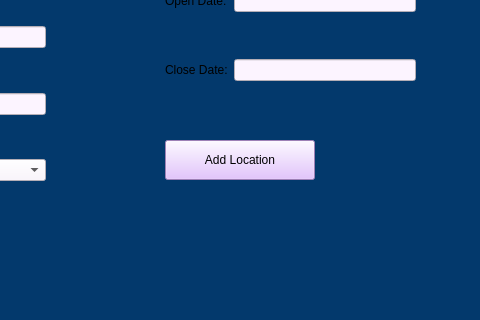
This is gui/main_widget/ui/wsl_analytics_ui.ui in rhill5555/py-widget-surfing as Qt 5 draws it before an edit; both pictures show x 385 to 865 and y 333 to 653 of the 1100 by 900 pixel window. The edited form follows.
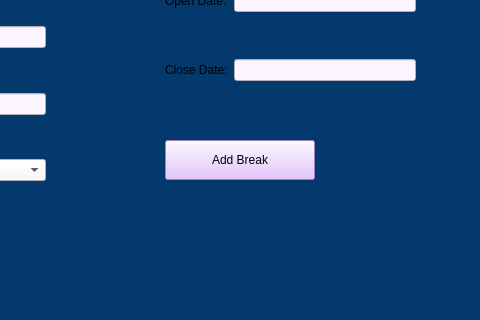
This is the edited form.

Commit message: Rename Components on Ui

```diff
--- a/gui/main_widget/ui/wsl_analytics_ui.ui
+++ b/gui/main_widget/ui/wsl_analytics_ui.ui
@@ -1458,7 +1458,7 @@
          <string notr="true">background: #dcb3ff;</string>
         </property>
         <property name="text">
-         <string>Add Location</string>
+         <string>Add Break</string>
         </property>
        </widget>
        <widget class="QWidget" name="verticalLayoutWidget_3">
```
Left out of the diff: 32 changed lines with no effect on the pictures. The commit also changes 2 other files.
